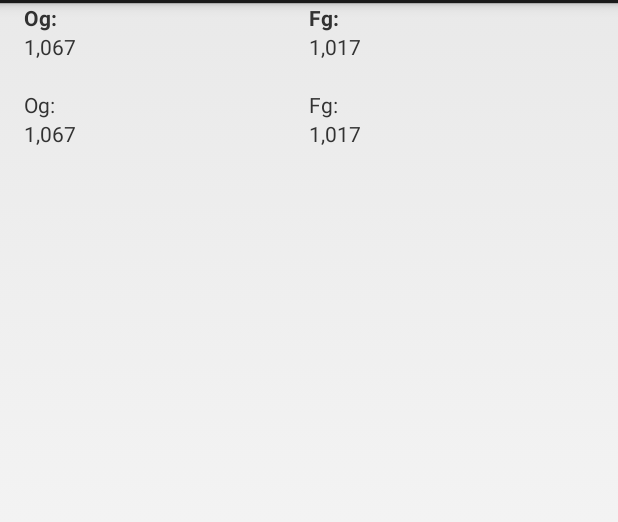
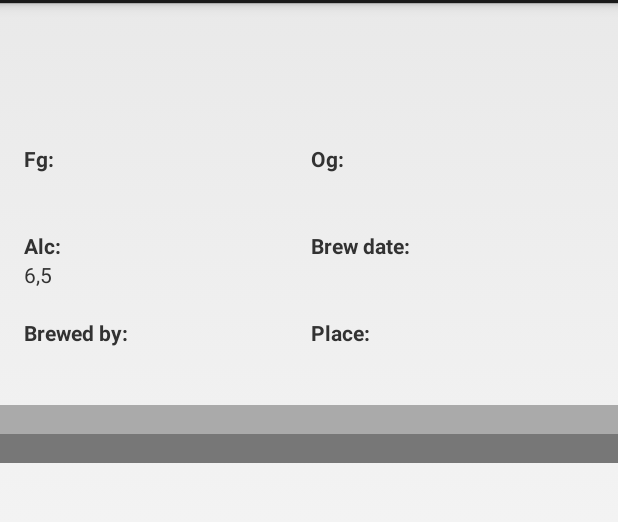
Before and after one commit to verner214/android, an Android app: the BrygdFragment screen opened directly, with no data from a screen before it, on a phone screen of 412 x 824 dp, the part 69-591 px from its top. Run offline under Robolectric (Android 15) with nearby library versions, the phone set to English and light mode, and no system bars; 14 statements that could not run were skipped.

Commit message:
baettre layout

```diff
--- a/ndrd/olapp/src/main/AndroidManifest.xml
+++ b/ndrd/olapp/src/main/AndroidManifest.xml
@@ -11,7 +11,8 @@
     android:icon="@drawable/ic_launcher"
     android:label="@string/app_name"
     android:theme="@style/AppTheme" >
-    <activity android:name=".BrygdListActivity" >
+    <activity android:name=".BrygdListActivity"
+      android:screenOrientation="portrait">
       <intent-filter>
         <action android:name="android.intent.action.MAIN" />
 
@@ -20,11 +21,13 @@
     </activity>
     <activity android:name=".BrygdPagerActivity"
       android:windowSoftInputMode="stateHidden"
-      android:label="@string/app_name">
+      android:label="@string/app_name"
+      android:screenOrientation="portrait">
     </activity>
     <activity android:name=".BrygdEditActivity"
       android:windowSoftInputMode="stateHidden"
-      android:label="@string/app_name">
+      android:label="@string/app_name"
+      android:screenOrientation="portrait">
     </activity>
   </application>
 
--- a/ndrd/olapp/src/main/java/lawa/olapp/BrygdFragment.java
+++ b/ndrd/olapp/src/main/java/lawa/olapp/BrygdFragment.java
@@ -40,6 +40,18 @@ public class BrygdFragment extends Fragment {
     Brygd mBrygd;
     TextView mBeerName;
     TextView mBeerStyle;
+    TextView mDescription;
+    //matrisen, 3 rader
+    TextView mOg;
+    TextView mFg;
+    TextView mAlc;//beräknad
+    TextView mBrewingDate;
+    TextView mPeople;
+    TextView mPlace;
+
+    TextView mRecipe;
+    TextView mComments;
+
     ImageView mImg;
 
     //ta reda på: varför kan man inte sätta mBrygd här?
@@ -85,6 +97,31 @@ public class BrygdFragment extends Fragment {
         View v = inflater.inflate(R.layout.fragment_brygd, parent, false);
 
         mBeerName = (TextView)v.findViewById(R.id.beername);
+        mBeerName.setText(mBrygd.getBeerName());
+        mBeerStyle = (TextView)v.findViewById(R.id.beerstyle);
+        mBeerStyle.setText(mBrygd.getBeerStyle());
+
+        mDescription = (TextView)v.findViewById(R.id.description);
+        mDescription.setText(mBrygd.getDescription());
+//matrisen
+        mOg = (TextView) v.findViewById(R.id.og);
+        mOg.setText(mBrygd.getOg());
+        mFg = (TextView) v.findViewById(R.id.fg);
+        mFg.setText(mBrygd.getFg());
+        mAlc = (TextView) v.findViewById(R.id.alc);
+        mAlc.setText("6,5");//beräknad
+        mBrewingDate = (TextView) v.findViewById(R.id.brewingDate);
+        mBrewingDate.setText(mBrygd.getBrewingDate());
+        mPeople = (TextView) v.findViewById(R.id.people);
+        mPeople.setText(mBrygd.getPeople());
+        mPlace = (TextView) v.findViewById(R.id.place);
+        mPlace.setText(mBrygd.getPlace());
+
+        mRecipe = (TextView)v.findViewById(R.id.recipe);
+        mRecipe.setText(mBrygd.getRecipe());
+        mComments = (TextView) v.findViewById(R.id.comments);
+        mComments.setText(mBrygd.getComments());
+/*
         mBeerName.setText(
             mBrygd.getBeerName() + "\n" +
             mBrygd.getBeerStyle() + "\n" +
@@ -99,9 +136,7 @@ public class BrygdFragment extends Fragment {
             mBrygd.getHide() + "\n" +
             mBrygd.getPictureGallary() + "\n" +
             "");
-
-        mBeerStyle = (TextView)v.findViewById(R.id.beerstyle);
-        mBeerStyle.setText(mBrygd.getBeerStyle());
+*/
 
         mImg = (ImageView) v.findViewById(R.id.img);
         //mImg.setImageResource(R.drawable.no_photo);
--- a/ndrd/olapp/src/main/res/layout/fragment_brygd.xml
+++ b/ndrd/olapp/src/main/res/layout/fragment_brygd.xml
@@ -12,6 +12,23 @@
     android:layout_height="wrap_content"
     android:scaleType="center" >
 </ImageView>
+<TextView android:id="@+id/beername"
+    style="@android:style/TextAppearance.Large"
+    android:textStyle="bold"
+    android:layout_width="match_parent"
+    android:layout_height="wrap_content"
+/>
+<TextView android:id="@+id/beerstyle"
+    style="@android:style/TextAppearance.Large"
+    android:layout_width="match_parent"
+    android:layout_height="wrap_content"
+/>
+<TextView android:id="@+id/description"
+    android:layout_width="match_parent"
+    android:layout_height="wrap_content"
+    android:layout_marginTop="8dp"
+    android:layout_marginBottom="8dp"
+/>
 <TableLayout xmlns:android="http://schemas.android.com/apk/res/android"
     android:layout_width="match_parent"
     android:stretchColumns="*"
@@ -22,38 +39,51 @@
     android:layout_marginRight="16dp"
     >
     <TableRow>
+        <TextView android:text="Fg:" android:textStyle="bold"/>
         <TextView android:text="Og:" android:textStyle="bold"/>
-        <TextView android:text="Fg:" android:textStyle="bold"/>
-
     </TableRow>
     <TableRow>
-        <TextView android:id="@+id/Og" android:text="1,067"/>
-        <TextView android:id="@+id/Fg" android:text="1,017"/>
+        <TextView android:id="@+id/fg" />
+        <TextView android:id="@+id/og" />
     </TableRow>
     <TableRow>
         <TextView android:text=""/>
         <TextView android:text=""/>
     </TableRow>
     <TableRow>
-        <TextView android:text="Og:"/>
-        <TextView android:text="Fg:"/>
+        <TextView android:text="Alc:" android:textStyle="bold"/>
+        <TextView android:text="Brew date:" android:textStyle="bold"/>
     </TableRow>
     <TableRow>
-        <TextView android:id="@+id/Ogg" android:text="1,067"/>
-        <TextView android:id="@+id/Fgg" android:text="1,017"/>
+        <TextView android:id="@+id/alc" />
+        <TextView android:id="@+id/brewingDate" />
+    </TableRow>
+    <TableRow>
+        <TextView android:text=""/>
+        <TextView android:text=""/>
+    </TableRow>
+    <TableRow>
+        <TextView android:text="Brewed by:" android:textStyle="bold"/>
+        <TextView android:text="Place:" android:textStyle="bold"/>
+    </TableRow>
+    <TableRow>
+        <TextView android:id="@+id/people" />
+        <TextView android:id="@+id/place" />
     </TableRow>
     <TableRow>
         <TextView android:text=""/>
         <TextView android:text=""/>
     </TableRow>
 </TableLayout>
-  <TextView android:id="@+id/beername"
+<TextView android:id="@+id/recipe"
+    android:background="#AAAAAA"
     android:layout_width="match_parent"
     android:layout_height="wrap_content"
-    />
-  <TextView android:id="@+id/beerstyle"
+/>
+<TextView android:id="@+id/comments"
+    android:background="#777777"
     android:layout_width="match_parent"
     android:layout_height="wrap_content"
-    />
+/>
 </LinearLayout>
 </ScrollView>
```
